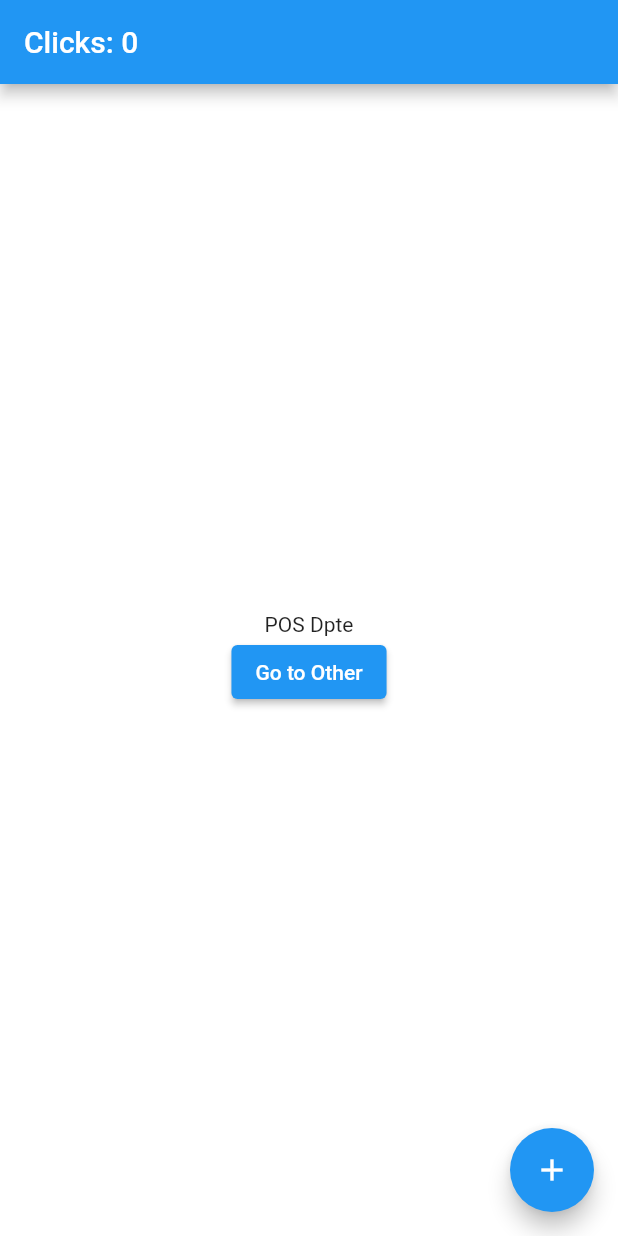
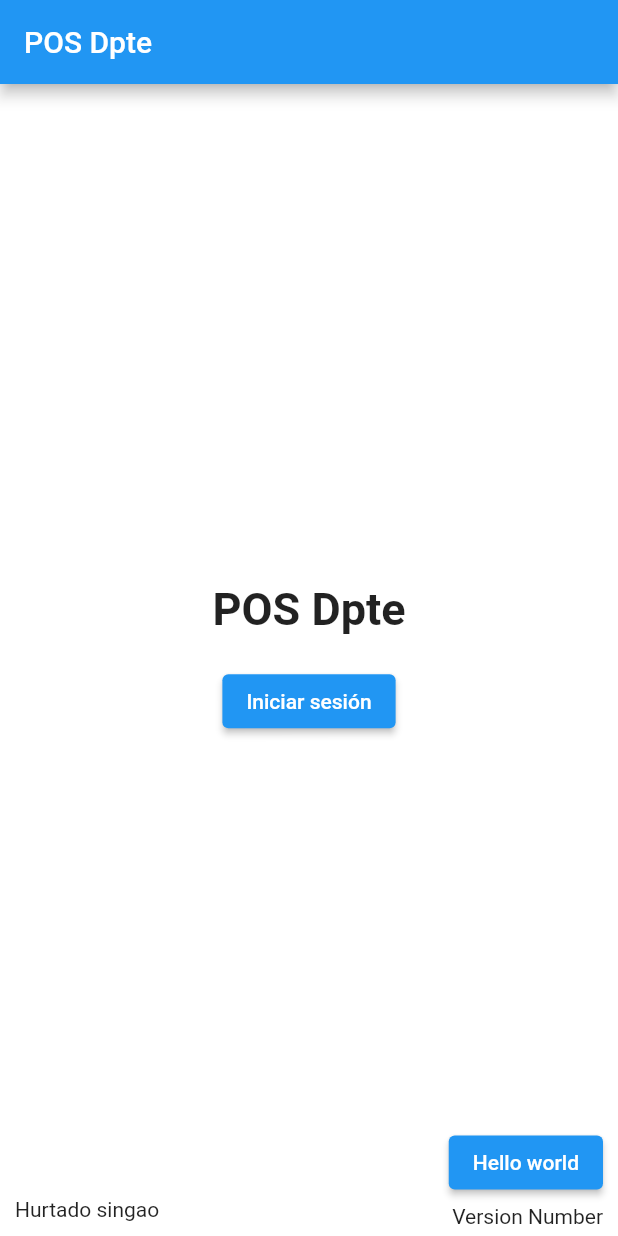
Before and after one commit to JoBitsDev/JoBits-POS-Client-Sales-App, a Flutter app: the screen it shows after launch, on a phone screen of 412 x 824 dp. Run offline on Flutter 3.47's test engine with Material 2 defaults, Android fonts, the phone set to English and light mode, and no system bars; our stand-ins replace get, objectbox; generated files the repository leaves out were written again; Roboto replaces fonts that are missing (Montserrat).

Commit message:
upd main view

```diff
--- a/lib/main.dart
+++ b/lib/main.dart
@@ -4,6 +4,7 @@ import 'package:jobits_pos_client_sales/config/themes/theme_light.dart';
 import 'package:jobits_pos_client_sales/main_controller.dart';
 
 void main() => runApp(GetMaterialApp(
+      debugShowCheckedModeBanner: false,
       home: Home(),
       theme: theme_light.lightTheme,
     ));
@@ -15,16 +16,35 @@ class Home extends StatelessWidget {
     final main_controller c = Get.put(main_controller());
     return Scaffold(
       // Use Obx(()=> to update Text() whenever count is changed.
-        appBar: AppBar(title: Obx(() => Text("Clicks: ${c.count}"))),
+      appBar: AppBar(
+        title: Text(
+          "POS Dpte",
+        ),
+      ),
 
       // Replace the 8 lines Navigator.push by a simple Get.to(). You don't need context
-        body: Center(
+      body: Stack(
+        children: [
+          Positioned(
+            top: 0,
+            bottom: 0,
+            left: 0,
+            right: 0,
             child: Column(
               mainAxisAlignment: MainAxisAlignment.center,
               children: [
-              Text('POS Dpte'),
+                Text(
+                  'POS Dpte',
+                  style: TextStyle(
+                    fontSize: 30,
+                    fontWeight: FontWeight.bold,
+                  ),
+                ),
+                SizedBox(
+                  height: 20.0,
+                ),
                 ElevatedButton(
-                child: Text("Go to Other"),
+                  child: Text("Iniciar sesión"),
                   onPressed: () => Get.to(
                     Other(),
                   ),
@@ -32,8 +52,31 @@ class Home extends StatelessWidget {
               ],
             ),
           ),
-        floatingActionButton: FloatingActionButton(
-            child: Icon(Icons.add), onPressed: c.increment));
+          Positioned(
+            bottom: 25,
+            right: 10,
+            child: ElevatedButton(
+              onPressed: () {},
+              child: Text('Hello world'),
+            ),
+          ),
+          Positioned(
+            bottom: 5,
+            right: 10,
+            child: Text(
+              'Version Number',
+            ),
+          ),
+          Positioned(
+            left: 10,
+            bottom: 10,
+            child: Text(
+              'Hurtado singao',
+            ),
+          ),
+        ],
+      ),
+    );
   }
 }
 
```
Lines whose indentation alone changed are shown as unchanged.
